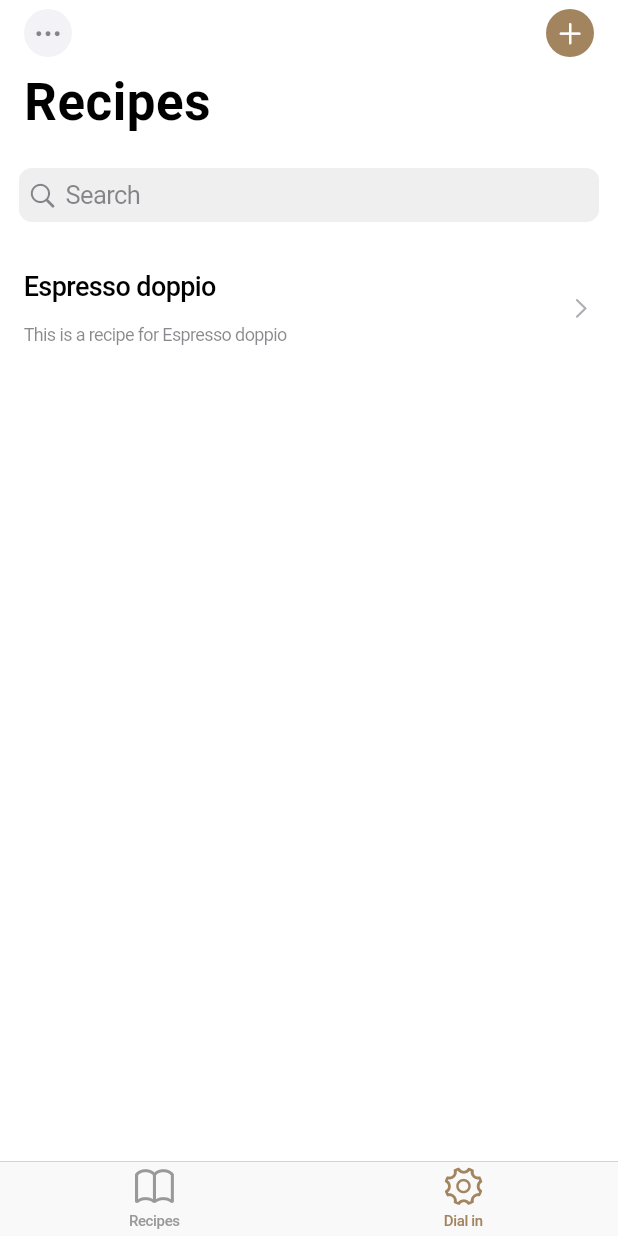
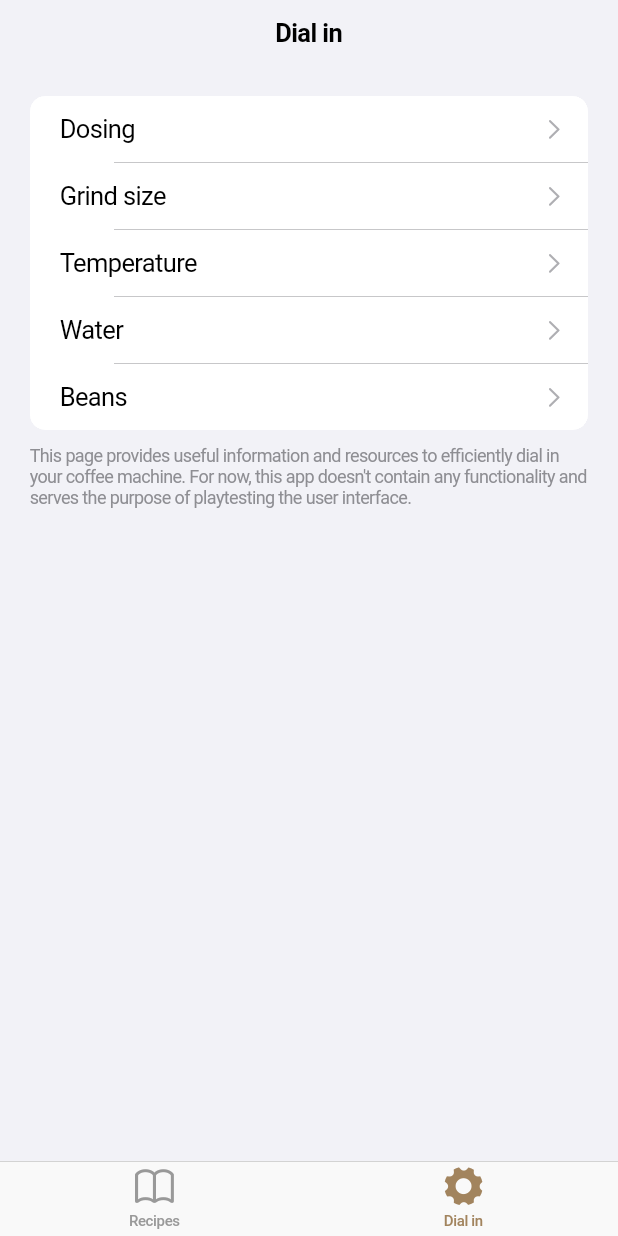
Before and after one commit to florian-renfer/baristabuddy, a Flutter app: the screen it shows after launch, item 2 of the bottom bar chosen, on a phone screen of 412 x 824 dp. Run offline on Flutter 3.47's test engine with Material 3 defaults, Android fonts, the phone set to English and light mode, and no system bars; drawn by our look-alikes of flutter_slidable.

Commit message:
feat: add fractionally sized pop up to explain the process of dialing in

```diff
--- a/lib/core/default_layout.dart
+++ b/lib/core/default_layout.dart
@@ -1,4 +1,5 @@
 import 'package:flutter/cupertino.dart';
+import 'package:baristabuddy/screens/dial_in.dart';
 import 'package:baristabuddy/screens/recipes.dart';
 
 class DefaultLayout extends StatelessWidget {
@@ -14,23 +15,31 @@ class DefaultLayout extends StatelessWidget {
           BottomNavigationBarItem(
             icon: Icon(CupertinoIcons.book),
             label: 'Recipes',
-            activeIcon: Icon(CupertinoIcons.book_fill),
+            activeIcon: Icon(CupertinoIcons.book_solid),
           ),
           BottomNavigationBarItem(
             icon: Icon(CupertinoIcons.gear),
             label: 'Dial in',
+            activeIcon: Icon(CupertinoIcons.gear_solid),
           ),
         ],
       ),
       tabBuilder: (context, index) {
         late final CupertinoTabView returnValue;
         switch (index) {
-          default:
+          case 0:
             returnValue = CupertinoTabView(
               builder: (context) {
                 return CupertinoPageScaffold(
                   child: Center(child: RecipeList()),
                 );
+              },
+            );
+            break;
+          case 1:
+            returnValue = CupertinoTabView(
+              builder: (context) {
+                return DialIn();
               },
             );
             break;
--- /dev/null
+++ b/lib/screens/dial_in.dart
@@ -0,0 +1,152 @@
+import 'package:flutter/cupertino.dart';
+
+class DialIn extends StatefulWidget {
+  const DialIn({super.key});
+
+  @override
+  State<DialIn> createState() => _DialInState();
+}
+
+// This widget displays stored recipes as a list.
+class _DialInState extends State<DialIn> {
+  final bool _shouldPaintSurface = false;
+
+  @override
+  Widget build(BuildContext context) {
+    return CupertinoPageScaffold(
+      backgroundColor: CupertinoColors.systemGroupedBackground,
+      navigationBar: CupertinoNavigationBar(
+        middle: const Text('Dial in'),
+        backgroundColor: CupertinoColors.systemGroupedBackground,
+      ),
+      child: SafeArea(
+        child: Container(
+          color: CupertinoColors.systemGroupedBackground,
+          child: CustomScrollView(
+            slivers: <Widget>[
+              SliverList(
+                delegate: SliverChildListDelegate(<Widget>[
+                  CupertinoListSection.insetGrouped(
+                    footer: Text(
+                      'This page provides useful information and resources to efficiently dial in your coffee machine. For now, this app doesn\'t contain any functionality and serves the purpose of playtesting the user interface.',
+                      style: CupertinoTheme.of(
+                        context,
+                      ).textTheme.textStyle.copyWith(
+                        fontSize: 12.0,
+                        color: CupertinoColors.systemGrey,
+                      ),
+                    ),
+                    children: [
+                      CupertinoListTile(
+                        title: const Text('Dosing'),
+                        trailing: CupertinoListTileChevron(),
+                        onTap:
+                            () => _showPopupSurface(
+                              context: context,
+                              child: Text('test'),
+                            ),
+                      ),
+                      CupertinoListTile(
+                        title: const Text('Grind size'),
+                        trailing: CupertinoListTileChevron(),
+                        onTap:
+                            () => _showPopupSurface(
+                              context: context,
+                              child: Text('test'),
+                            ),
+                      ),
+                      CupertinoListTile(
+                        title: const Text('Temperature'),
+                        trailing: CupertinoListTileChevron(),
+                        onTap:
+                            () => _showPopupSurface(
+                              context: context,
+                              child: Text('test'),
+                            ),
+                      ),
+                      CupertinoListTile(
+                        title: const Text('Water'),
+                        trailing: CupertinoListTileChevron(),
+                        onTap:
+                            () => _showPopupSurface(
+                              context: context,
+                              child: Text('test'),
+                            ),
+                      ),
+                      CupertinoListTile(
+                        title: const Text('Beans'),
+                        trailing: CupertinoListTileChevron(),
+                        onTap:
+                            () => _showPopupSurface(
+                              context: context,
+                              child: Text('test'),
+                            ),
+                      ),
+                    ],
+                  ),
+                ]),
+              ),
+            ],
+          ),
+        ),
+      ),
+    );
+  }
+
+  void _showPopupSurface({
+    required BuildContext context,
+    required Widget child,
+  }) {
+    showCupertinoModalPopup<void>(
+      context: context,
+      builder: (BuildContext context) {
+        return CupertinoPopupSurface(
+          isSurfacePainted: _shouldPaintSurface,
+          child: FractionallySizedBox(
+            heightFactor: .9,
+            child: Container(
+              padding: const EdgeInsets.all(8.0),
+              child: Column(
+                children: <Widget>[
+                  Expanded(
+                    child: Container(
+                      alignment: Alignment.center,
+                      decoration:
+                          _shouldPaintSurface
+                              ? null
+                              : BoxDecoration(
+                                color:
+                                    CupertinoTheme.of(
+                                      context,
+                                    ).scaffoldBackgroundColor,
+                                borderRadius: BorderRadius.circular(8.0),
+                              ),
+                      child: child,
+                    ),
+                  ),
+                  const SizedBox(height: 8.0),
+                  SizedBox(
+                    width: double.infinity,
+                    child: CupertinoButton(
+                      color:
+                          _shouldPaintSurface
+                              ? null
+                              : CupertinoTheme.of(
+                                context,
+                              ).scaffoldBackgroundColor,
+                      onPressed: () => Navigator.pop(context),
+                      child: const Text(
+                        'Close',
+                        style: TextStyle(color: CupertinoColors.systemBlue),
+                      ),
+                    ),
+                  ),
+                ],
+              ),
+            ),
+          ),
+        );
+      },
+    );
+  }
+}
--- a/lib/screens/recipes.dart
+++ b/lib/screens/recipes.dart
@@ -28,8 +28,7 @@ class RecipeList extends StatelessWidget {
   // This widget is the root of your application.
   @override
   Widget build(BuildContext context) {
-    return SafeArea(
-      child: CustomScrollView(
+    return SafeArea(child: CustomScrollView(
       slivers: <Widget>[
         CupertinoSliverNavigationBar(
           largeTitle: const Text('Recipes'),
@@ -107,7 +106,6 @@ class RecipeList extends StatelessWidget {
           }, childCount: _recipes.length),
         ),
       ],
-      ),
-    );
+    ));
   }
 }
```
Lines whose indentation alone changed are shown as unchanged.
